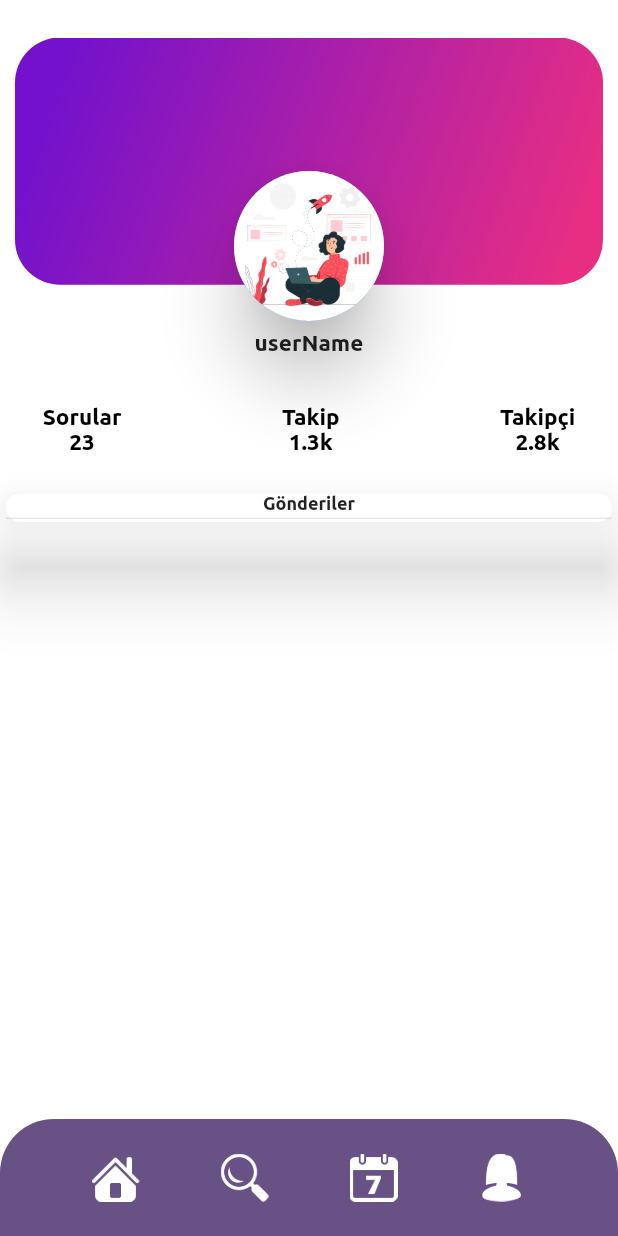
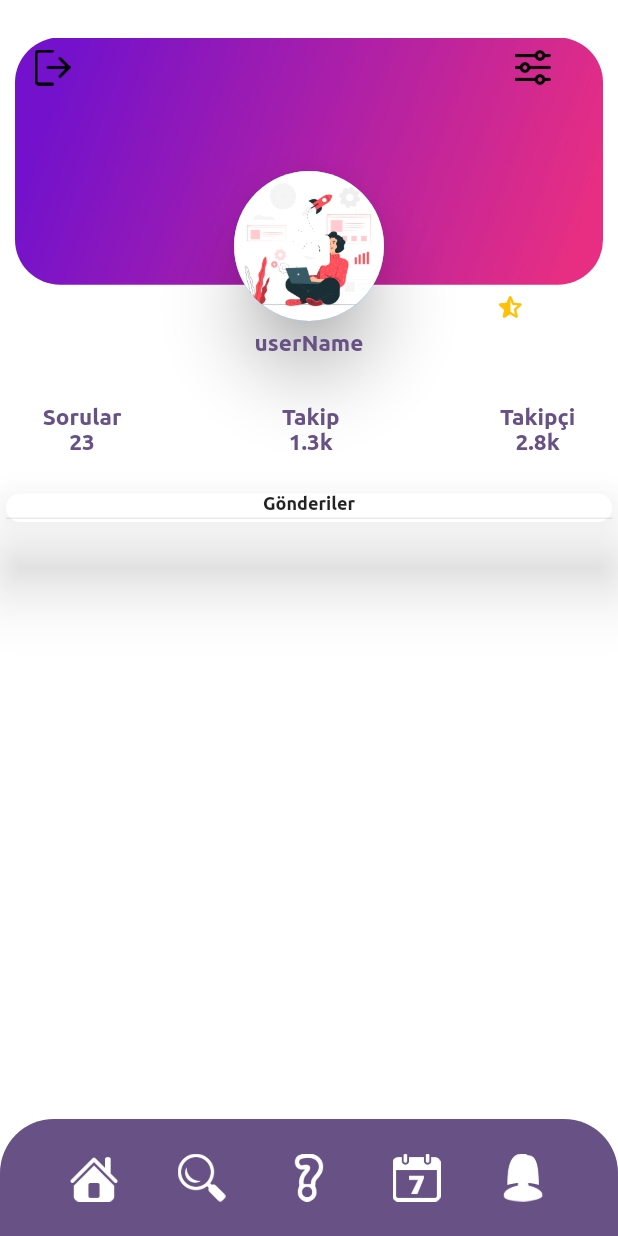
Before and after one commit to algorr/annepedia, a Flutter app: the ProfilePage screen opened directly, on a phone screen of 412 x 824 dp. Run offline on Flutter 3.47's test engine with Material 2 defaults, Android fonts, the phone set to English and light mode, and no system bars; our stand-ins replace cloud_firestore, firebase_auth, firebase_core, get_it; accounts and stored records are empty.

```diff
--- a/lib/main.dart
+++ b/lib/main.dart
@@ -1,17 +1,17 @@
+import 'package:annepedia/Authentication/landing_page.dart';
 import 'package:annepedia/locator.dart';
 import 'package:annepedia/viewmodel/user_model.dart';
 import 'package:firebase_core/firebase_core.dart';
 import 'package:flutter/material.dart';
 import 'package:flutter/services.dart';
 import 'package:provider/provider.dart';
-import 'pages/wellComePage.dart';
+
 
 Future<void> main() async {
   setupLocator();
   WidgetsFlutterBinding.ensureInitialized();
   await Firebase.initializeApp();
   runApp(MyApp());
-
   SystemChrome.setEnabledSystemUIOverlays([]);
 }
 
@@ -25,7 +25,7 @@ class MyApp extends StatelessWidget {
           debugShowCheckedModeBanner: false,
           title: 'annepedia',
           theme: ThemeData(scaffoldBackgroundColor: Colors.white),
-          home: WellComePage()),
+          home: LandingPage()),
     );
   }
 }
--- a/lib/pages/profile_page.dart
+++ b/lib/pages/profile_page.dart
@@ -2,10 +2,13 @@ import 'dart:ui';
 import 'package:annepedia/models/user.dart';
 import 'package:annepedia/services/auth_base.dart';
 import 'package:annepedia/services/firebase_auth_service.dart';
+import 'package:annepedia/viewmodel/user_model.dart';
 import 'package:flutter/cupertino.dart';
 import 'package:flutter/material.dart';
+import 'package:provider/provider.dart';
 import '../locator.dart';
 import 'home_page.dart';
+import 'wellComePage.dart';
 
 class ProfilePage extends StatefulWidget {
   final AuthBase authService = locator<FirebaseAuthService>();
@@ -42,6 +45,12 @@ class _ProfilePageState extends State<ProfilePage> {
                 onPressed: () {}),
             IconButton(
                 icon: Image.asset(
+                  'assets/icons/question.png',
+                  color: Colors.white,
+                ),
+                onPressed: () {}),
+            IconButton(
+                icon: Image.asset(
                   'assets/icons/calendar.png',
                   color: Colors.white,
                 ),
@@ -63,7 +72,6 @@ class _ProfilePageState extends State<ProfilePage> {
         ),
       ),
       body: SingleChildScrollView(
-        child: Container(
         child: Column(
           crossAxisAlignment: CrossAxisAlignment.stretch,
           children: [
@@ -75,10 +83,35 @@ class _ProfilePageState extends State<ProfilePage> {
                       margin: EdgeInsets.only(top: 25, left: 10, right: 10),
                       width: MediaQuery.of(context).size.width,
                       height: MediaQuery.of(context).size.height * 0.2,
-                        decoration: BoxDecoration(borderRadius: BorderRadius.all(Radius.circular(30)),
+                      decoration: BoxDecoration(
+                          borderRadius: BorderRadius.all(Radius.circular(30)),
                           image: DecorationImage(
                               image: AssetImage('assets/images/realcoli.jpg'),
                               fit: BoxFit.fitWidth)),
+                      child: Row(
+                        //mainAxisAlignment: MainAxisAlignment.spaceEvenly,
+                        crossAxisAlignment: CrossAxisAlignment.start,
+                        children: [
+                          Container(
+                            margin: EdgeInsets.only(left: 5),
+                            child: CircleAvatar(
+                              backgroundColor: Colors.transparent,
+                              child: IconButton(
+                                  icon: Image.asset('assets/icons/logout.png'),
+                                  onPressed: () => cikisYap()),
+                            ),
+                          ),
+                          Container(
+                            margin: EdgeInsets.only(left: 280),
+                            child: CircleAvatar(
+                              backgroundColor: Colors.transparent,
+                              child: IconButton(
+                                  icon: Image.asset('assets/icons/settings.png'),
+                                  onPressed: () {}),
+                            ),
+                          ),
+                        ],
+                      ),
                     ),
                   ],
                 ),
@@ -87,18 +120,47 @@ class _ProfilePageState extends State<ProfilePage> {
                   child: Card(
                     elevation: 20,
                     shape: CircleBorder(),
-                      child: Center(
+                    child: Stack(
+                      children: [
+                        Center(
                           heightFactor: 1,
                           child: CircleAvatar(
+                            child: IconButton(
+                              onPressed: (){},
+                              icon: Icon(
+                                Icons.add_a_photo_rounded,
+                                size: 30,
+                              ),
+                            ),
                             radius: 50.0,
                             backgroundImage:
                                 AssetImage('assets/images/kayit.jpg'),
                           ),
                         ),
+                        Positioned(
+                          left: 325,
+                          top: 80,
+                          child: Column(
+                            children: [
+                              Icon(
+                                Icons.star_half_rounded,
+                                size: 21,
+                                color: Colors.amber,
+                              ),
+                              Text(
+                                'Rank',
+                                style: TextStyle(
+                                    fontSize: 10, color: Colors.black),
+                              ),
+                            ],
+                          ),
+                        ),
+                      ],
+                    ),
                   ),
                 ),
                 SizedBox(
-                    height: 20,
+                  height: 25,
                 ),
                 Container(
                   padding: EdgeInsets.only(top: 20),
@@ -106,9 +168,10 @@ class _ProfilePageState extends State<ProfilePage> {
                   child: Center(
                     child: Text(
                       'userName',
-                          style: TextStyle(fontSize: 15, fontFamily: 'Ubuntu'),
+                      style: TextStyle(fontSize: 15, fontFamily: 'Ubuntu',color: Color(0XFF675185),),
                     ),
-                      )),
+                  ),
+                ),
               ],
             ),
             SizedBox(
@@ -129,14 +192,14 @@ class _ProfilePageState extends State<ProfilePage> {
                             style: TextStyle(
                                 fontFamily: 'Ubuntu',
                                 fontSize: 15,
-                                  color: Colors.black),
+                              color: Color(0XFF675185),),
                           ),
                           Text(
                             '23',
                             style: TextStyle(
                                 fontFamily: 'Ubuntu',
                                 fontSize: 15,
-                                  color: Colors.black),
+                              color: Color(0XFF675185),),
                           ),
                         ],
                       ),
@@ -154,14 +217,14 @@ class _ProfilePageState extends State<ProfilePage> {
                             style: TextStyle(
                                 fontFamily: 'Ubuntu',
                                 fontSize: 15,
-                                  color: Colors.black),
+                              color: Color(0XFF675185),),
                           ),
                           Text(
                             '1.3k',
                             style: TextStyle(
                                 fontFamily: 'Ubuntu',
                                 fontSize: 15,
-                                  color: Colors.black),
+                              color: Color(0XFF675185),),
                           ),
                         ],
                       ),
@@ -179,14 +242,14 @@ class _ProfilePageState extends State<ProfilePage> {
                             style: TextStyle(
                                 fontFamily: 'Ubuntu',
                                 fontSize: 15,
-                                  color: Colors.black),
+                              color: Color(0XFF675185),),
                           ),
                           Text(
                             '2.8k',
                             style: TextStyle(
                                 fontFamily: 'Ubuntu',
                                 fontSize: 15,
-                                  color: Colors.black),
+                              color: Color(0XFF675185),),
                           ),
                         ],
                       ),
@@ -220,7 +283,13 @@ class _ProfilePageState extends State<ProfilePage> {
           ],
         ),
       ),
-      ),
     );
   }
+
+  Future<bool> cikisYap() async {
+    bool sonuc = await widget.authService.signOut();
+    Navigator.of(context)
+        .push(MaterialPageRoute(builder: (context) => WellComePage()));
+    return sonuc;
   }
+}
--- a/lib/repository/user_repository.dart
+++ b/lib/repository/user_repository.dart
@@ -12,10 +12,11 @@ class UserRepository implements AuthBase {
 
   @override
   Future<Users> currentUser() async {
-    if (appMode == AppMode.DEBUG) {
+    if (appMode == AppMode.RELEASE) {
       Users _user = await _firebaseAuthService.currentUser();
       return _user;
     }
+    return null;
   }
 
   @override
--- a/lib/viewmodel/user_model.dart
+++ b/lib/viewmodel/user_model.dart
@@ -32,10 +32,7 @@ class UserModel with ChangeNotifier implements AuthBase {
     try {
       state = ViewState.Busy;
       _user = await _userRepository.currentUser();
-      if (_user != null)
-        return _user;
-      else
-        return null;
+     return _user;
     } catch (e) {
       debugPrint("Viewmodeldeki current user hata:" + e.toString());
       return null;
```
Also changed, not shown: lib/Authentication/landing_page.dart (+12 -6 lines), lib/Authentication/registerPage.dart (+5 -5 lines), lib/Authentication/sign_in_page.dart (+25 -6 lines), lib/pages/home_page.dart (+25 -27 lines), lib/services/firebase_auth_service.dart (+16 -15 lines), assets/icons/logout.png (added), assets/icons/question.png (added), assets/icons/settings.png (added), pubspec.lock. Lines whose indentation alone changed are shown as unchanged.
